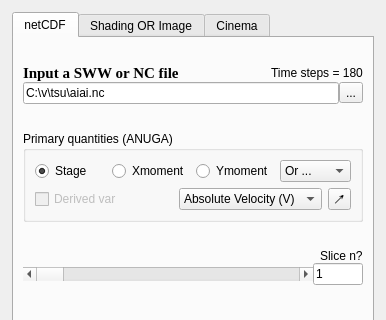
First picture: the form in deps/ui/aquamoto.ui, repository GenericMappingTools/InteractiveGMT, before the edit; both pictures show x 0 to 386 and y 0 to 320 of the 386 by 525 pixel window.
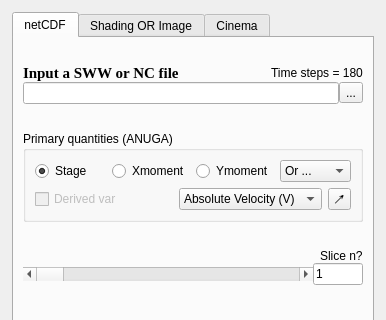
Second picture: the form after the edit.

Commit message: Do not set a default file name

Diff of the .ui file:
```diff
--- a/deps/ui/aquamoto.ui
+++ b/deps/ui/aquamoto.ui
@@ -94,7 +94,7 @@
             <item>
              <widget class="QLineEdit" name="filePathLineEdit">
               <property name="text">
-               <string>C:\v\tsu\aiai.nc</string>
+               <string/>
               </property>
              </widget>
             </item>
```
